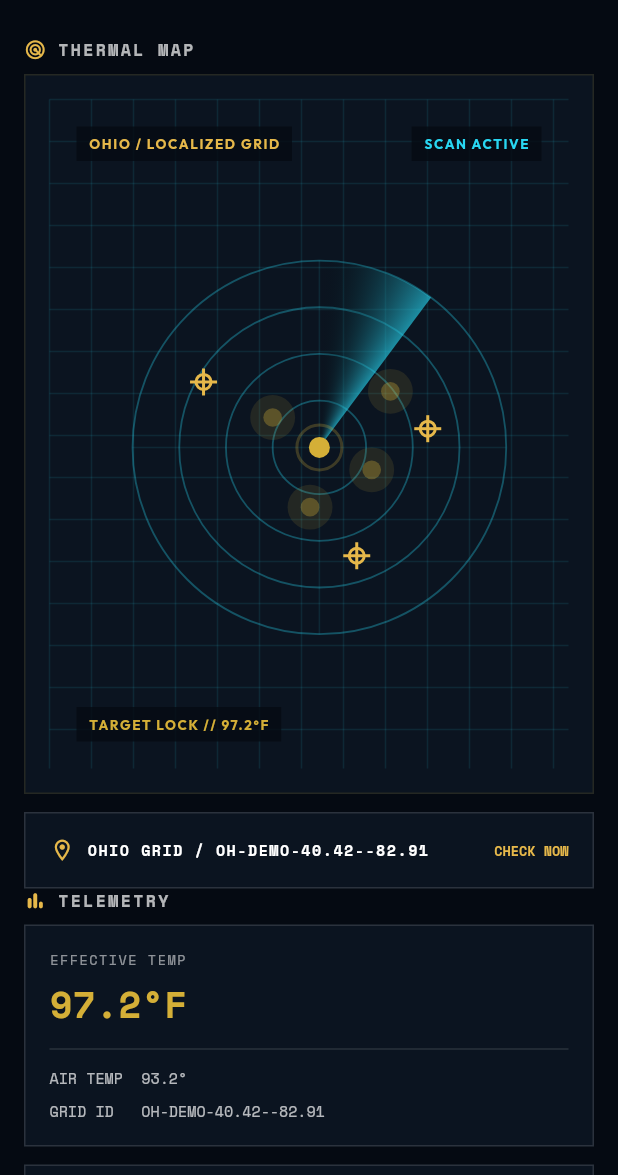
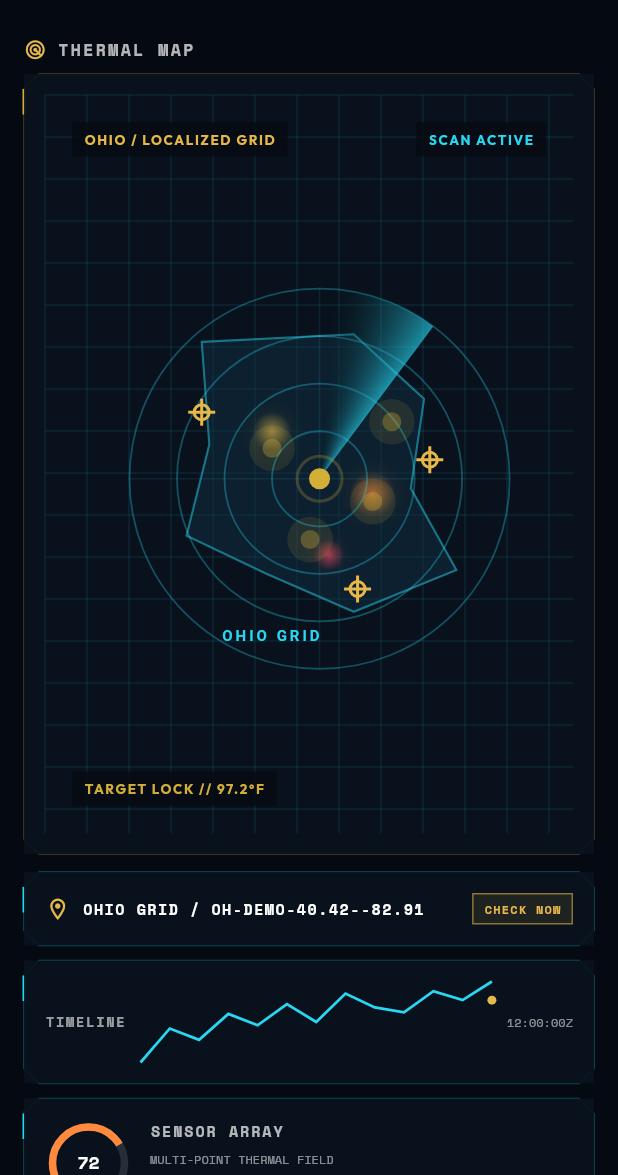
Before and after one commit to raffayabdul9070-dot/webapp, a Flutter app: the screen it shows after launch, after a tap on the "sync" icon, on a phone screen of 412 x 824 dp, the part 61-1236 px from its top. Run offline on Flutter 3.47's test engine with Material 3 defaults, Android fonts, the phone set to English and light mode, and no system bars; our stand-ins replace fl_chart, flutter_dotenv, flutter_local_notifications, google_fonts; network calls fail.

Commit message:
Refine command center dashboard visuals

```diff
--- a/lib/screens/home_screen.dart
+++ b/lib/screens/home_screen.dart
@@ -9,6 +9,7 @@ import '../services/ai_insights_service.dart';
 import '../widgets/alert_history_card.dart';
 import '../widgets/temperature_trend_chart.dart';
 import '../widgets/ai_insights_panel.dart';
+import '../widgets/dashboard_visuals.dart';
 import 'thermal_map.dart';
 
 class HomeScreen extends StatefulWidget {
@@ -292,14 +293,9 @@ class _HomeScreenState extends State<HomeScreen> {
 
   Widget _buildDashboard() {
     final reading = _latestReading;
-    final panel = (Widget child, {Color? accent}) => Container(
-          padding: const EdgeInsets.all(16),
-          decoration: BoxDecoration(
-            color: const Color(0xFF0B1420),
-            border:
-                Border.all(color: (accent ?? Colors.white).withOpacity(.13)),
-          ),
+    final panel = (Widget child, {Color? accent}) => DashboardPanel(
           child: child,
+          accent: accent ?? const Color(0xFF28D7F2),
         );
     TextStyle mono(
             {double size = 12,
@@ -495,6 +491,18 @@ class _HomeScreenState extends State<HomeScreen> {
             signal('UV-LIKE', .78, '10 SIM', const Color(0xFFE6B84A))
           ])),
           const SizedBox(height: 12),
+          panel(Column(crossAxisAlignment: CrossAxisAlignment.start, children: [
+            Text('LOAD PROFILE / SIMULATED',
+                style: mono(size: 9, color: Colors.white60, spacing: 1)),
+            const SizedBox(height: 8),
+            const MiniBars(color: Color(0xFFFF8A3D)),
+            Row(mainAxisAlignment: MainAxisAlignment.spaceBetween, children: [
+              Text('0600', style: mono(size: 8, color: Colors.white38)),
+              Text('1200', style: mono(size: 8, color: Colors.white38)),
+              Text('1800', style: mono(size: 8, color: Colors.white38)),
+            ])
+          ])),
+          const SizedBox(height: 12),
           if (_monitor.readingHistory.isNotEmpty)
             TemperatureTrendChart(history: _monitor.readingHistory)
         ]);
@@ -503,7 +511,7 @@ class _HomeScreenState extends State<HomeScreen> {
           label('THERMAL MAP', Icons.radar),
           const SizedBox(height: 8),
           SizedBox(
-              height: 480,
+              height: 520,
               child: panel(
                   ThermalMap(
                       reading: reading,
@@ -521,11 +529,55 @@ class _HomeScreenState extends State<HomeScreen> {
                     '${AppConfig.targetLocationName.toUpperCase()} GRID / ${reading?.gridId ?? 'AWAITING SIGNAL'}',
                     style:
                         mono(size: 10, weight: FontWeight.w700, spacing: 1))),
-            Text('CHECK NOW',
+            StatusChip(_checking ? 'SCANNING' : 'CHECK NOW',
+                color: const Color(0xFFE6B84A))
+          ])),
+          const SizedBox(height: 10),
+          panel(Row(children: [
+            Text('TIMELINE',
                 style: mono(
                     size: 9,
-                    color: const Color(0xFFE6B84A),
-                    weight: FontWeight.w700))
+                    color: Colors.white60,
+                    weight: FontWeight.w700,
+                    spacing: 1.2)),
+            const SizedBox(width: 10),
+            const Expanded(child: MiniLineChart()),
+            const SizedBox(width: 10),
+            Text('12:00:00Z', style: mono(size: 8, color: Colors.white54)),
+          ])),
+          const SizedBox(height: 10),
+          panel(Row(children: [
+            const MiniGauge(value: .72, color: Color(0xFFFF8A3D)),
+            const SizedBox(width: 12),
+            Expanded(
+                child: Column(
+                    crossAxisAlignment: CrossAxisAlignment.start,
+                    children: [
+                  Text('SENSOR ARRAY',
+                      style: mono(
+                          size: 10,
+                          color: Colors.white70,
+                          weight: FontWeight.w800,
+                          spacing: 1.3)),
+                  const SizedBox(height: 6),
+                  Text('MULTI-POINT THERMAL FIELD',
+                      style: mono(size: 8, color: Colors.white54)),
+                  const SizedBox(height: 7),
+                  Row(children: [
+                    const SignalBars(active: 4),
+                    const SizedBox(width: 8),
+                    Text('04 / 05 ONLINE',
+                        style: mono(size: 8, color: const Color(0xFF28D7F2)))
+                  ])
+                ])),
+          ])),
+          const SizedBox(height: 10),
+          panel(
+              Row(mainAxisAlignment: MainAxisAlignment.spaceBetween, children: [
+            StatusChip(_severity.label.toUpperCase(), color: _severityColor),
+            const StatusChip('SIMULATED', color: Color(0xFFE6B84A)),
+            Text('NORMAL  /  WATCH  /  WARNING',
+                style: mono(size: 7, color: Colors.white54, spacing: .4)),
           ]))
         ]);
     return Scaffold(
--- a/lib/screens/thermal_map.dart
+++ b/lib/screens/thermal_map.dart
@@ -81,6 +81,43 @@ class _MapPainter extends CustomPainter {
       canvas.drawLine(Offset(x, 0), Offset(x, size.height), grid);
     for (var y = 0.0; y <= size.height; y += 28)
       canvas.drawLine(Offset(0, y), Offset(size.width, y), grid);
+    final region = Path()
+      ..moveTo(center.dx - radius * .62, center.dy - radius * .72)
+      ..lineTo(center.dx + radius * .18, center.dy - radius * .76)
+      ..lineTo(center.dx + radius * .55, center.dy - radius * .42)
+      ..lineTo(center.dx + radius * .48, center.dy + radius * .05)
+      ..lineTo(center.dx + radius * .72, center.dy + radius * .48)
+      ..lineTo(center.dx + radius * .18, center.dy + radius * .7)
+      ..lineTo(center.dx - radius * .28, center.dy + radius * .5)
+      ..lineTo(center.dx - radius * .7, center.dy + radius * .3)
+      ..lineTo(center.dx - radius * .58, center.dy - radius * .18)
+      ..close();
+    canvas.drawPath(
+        region, Paint()..color = const Color(0xFF113044).withOpacity(.48));
+    canvas.drawPath(
+        region,
+        Paint()
+          ..color = const Color(0xFF28D7F2).withOpacity(.48)
+          ..style = PaintingStyle.stroke
+          ..strokeWidth = 1.4);
+    for (final zone in [
+      (Offset(-.25, -.25), .2, const Color(0xFFE6B84A)),
+      (Offset(.28, .08), .24, const Color(0xFFFF8A3D)),
+      (Offset(.05, .4), .16, const Color(0xFFFF4D5E)),
+    ]) {
+      final zoneCenter =
+          center + Offset(zone.$1.dx * radius, zone.$1.dy * radius);
+      canvas.drawCircle(
+          zoneCenter,
+          radius * zone.$2,
+          Paint()
+            ..shader = RadialGradient(colors: [
+              zone.$3.withOpacity(.62),
+              zone.$3.withOpacity(.04),
+              Colors.transparent
+            ]).createShader(
+                Rect.fromCircle(center: zoneCenter, radius: radius * zone.$2)));
+    }
     final rings = Paint()
       ..style = PaintingStyle.stroke
       ..strokeWidth = 1.2
@@ -138,6 +175,18 @@ class _MapPainter extends CustomPainter {
           ..color = severityColor.withOpacity(.25)
           ..style = PaintingStyle.stroke
           ..strokeWidth = 2);
+    final label = TextPainter(
+        text: const TextSpan(
+            text: 'OHIO GRID',
+            style: TextStyle(
+                color: Color(0xFF28D7F2),
+                fontSize: 10,
+                letterSpacing: 2,
+                fontWeight: FontWeight.w700)),
+        textDirection: TextDirection.ltr)
+      ..layout();
+    label.paint(
+        canvas, Offset(center.dx - radius * .52, center.dy + radius * .78));
   }
 
   @override
--- /dev/null
+++ b/lib/widgets/dashboard_visuals.dart
@@ -0,0 +1,246 @@
+import 'dart:math' as math;
+import 'package:flutter/material.dart';
+import 'package:google_fonts/google_fonts.dart';
+
+const _cyan = Color(0xFF28D7F2);
+const _gold = Color(0xFFE6B84A);
+
+class DashboardPanel extends StatelessWidget {
+  final Widget child;
+  final Color accent;
+  final EdgeInsets padding;
+  const DashboardPanel(
+      {super.key,
+      required this.child,
+      this.accent = _cyan,
+      this.padding = const EdgeInsets.all(14)});
+  @override
+  Widget build(BuildContext context) => CustomPaint(
+        painter: _PanelFramePainter(accent),
+        child: Container(
+            padding: padding,
+            decoration: const BoxDecoration(color: Color(0xE608121D)),
+            child: child),
+      );
+}
+
+class DashboardLabel extends StatelessWidget {
+  final String text;
+  final IconData icon;
+  const DashboardLabel(this.text, this.icon, {super.key});
+  @override
+  Widget build(BuildContext context) => Row(children: [
+        Icon(icon, size: 14, color: _gold),
+        const SizedBox(width: 7),
+        Text(text,
+            style: GoogleFonts.spaceMono(
+                fontSize: 10,
+                fontWeight: FontWeight.w700,
+                letterSpacing: 1.5,
+                color: Colors.white70)),
+      ]);
+}
+
+class MiniLineChart extends StatelessWidget {
+  final Color color;
+  const MiniLineChart({super.key, this.color = _cyan});
+  @override
+  Widget build(BuildContext context) =>
+      SizedBox(height: 54, child: CustomPaint(painter: _LinePainter(color)));
+}
+
+class MiniBars extends StatelessWidget {
+  final Color color;
+  const MiniBars({super.key, this.color = _gold});
+  @override
+  Widget build(BuildContext context) =>
+      SizedBox(height: 48, child: CustomPaint(painter: _BarsPainter(color)));
+}
+
+class MiniGauge extends StatelessWidget {
+  final double value;
+  final Color color;
+  const MiniGauge({super.key, required this.value, this.color = _gold});
+  @override
+  Widget build(BuildContext context) => SizedBox(
+      width: 58,
+      height: 58,
+      child: CustomPaint(painter: _GaugePainter(value.clamp(0, 1), color)));
+}
+
+class SignalBars extends StatelessWidget {
+  final int active;
+  final Color color;
+  const SignalBars({super.key, required this.active, this.color = _cyan});
+  @override
+  Widget build(BuildContext context) => Row(
+      crossAxisAlignment: CrossAxisAlignment.end,
+      children: List.generate(
+          5,
+          (index) => Container(
+              width: 4,
+              height: 7.0 + index * 3,
+              margin: const EdgeInsets.only(left: 2),
+              color: index < active ? color : Colors.white12)));
+}
+
+class StatusChip extends StatelessWidget {
+  final String text;
+  final Color color;
+  const StatusChip(this.text, {super.key, this.color = _cyan});
+  @override
+  Widget build(BuildContext context) => Container(
+      padding: const EdgeInsets.symmetric(horizontal: 7, vertical: 4),
+      decoration: BoxDecoration(
+          color: color.withValues(alpha: .1),
+          border: Border.all(color: color.withValues(alpha: .55))),
+      child: Text(text,
+          style: GoogleFonts.spaceMono(
+              fontSize: 8,
+              fontWeight: FontWeight.w700,
+              color: color,
+              letterSpacing: .8)));
+}
+
+class _PanelFramePainter extends CustomPainter {
+  final Color color;
+  _PanelFramePainter(this.color);
+  @override
+  void paint(Canvas canvas, Size size) {
+    final path = Path()
+      ..moveTo(0, 10)
+      ..lineTo(10, 0)
+      ..lineTo(size.width - 10, 0)
+      ..lineTo(size.width, 10)
+      ..lineTo(size.width, size.height - 10)
+      ..lineTo(size.width - 10, size.height)
+      ..lineTo(10, size.height)
+      ..lineTo(0, size.height - 10)
+      ..close();
+    canvas.drawPath(
+        path,
+        Paint()
+          ..color = color.withValues(alpha: .34)
+          ..style = PaintingStyle.stroke
+          ..strokeWidth = 1);
+    canvas.drawLine(
+        const Offset(0, 10),
+        const Offset(0, 27),
+        Paint()
+          ..color = color
+          ..strokeWidth = 2);
+  }
+
+  @override
+  bool shouldRepaint(covariant _PanelFramePainter oldDelegate) =>
+      oldDelegate.color != color;
+}
+
+class _LinePainter extends CustomPainter {
+  final Color color;
+  _LinePainter(this.color);
+  @override
+  void paint(Canvas canvas, Size size) {
+    const values = [
+      0.0,
+      .42,
+      .28,
+      .6,
+      .46,
+      .72,
+      .5,
+      .85,
+      .68,
+      .62,
+      .88,
+      .77,
+      1.0
+    ];
+    final path = Path();
+    for (var i = 0; i < values.length; i++) {
+      final point = Offset(
+          size.width * i / (values.length - 1), size.height * (1 - values[i]));
+      i == 0
+          ? path.moveTo(point.dx, point.dy)
+          : path.lineTo(point.dx, point.dy);
+    }
+    canvas.drawPath(
+        path,
+        Paint()
+          ..color = color
+          ..style = PaintingStyle.stroke
+          ..strokeWidth = 1.8);
+    canvas.drawCircle(
+        Offset(size.width, size.height * .23), 3, Paint()..color = _gold);
+  }
+
+  @override
+  bool shouldRepaint(covariant _LinePainter oldDelegate) =>
+      oldDelegate.color != color;
+}
+
+class _BarsPainter extends CustomPainter {
+  final Color color;
+  _BarsPainter(this.color);
+  @override
+  void paint(Canvas canvas, Size size) {
+    const values = [.35, .55, .42, .78, .66, .92, .7, .84, .58, .76];
+    final paint = Paint()..color = color.withValues(alpha: .82);
+    for (var i = 0; i < values.length; i++) {
+      canvas.drawRect(
+          Rect.fromLTWH(
+              i * size.width / values.length + 2,
+              size.height * (1 - values[i]),
+              size.width / values.length - 4,
+              size.height * values[i]),
+          paint);
+    }
+  }
+
+  @override
+  bool shouldRepaint(covariant _BarsPainter oldDelegate) =>
+      oldDelegate.color != color;
+}
+
+class _GaugePainter extends CustomPainter {
+  final double value;
+  final Color color;
+  _GaugePainter(this.value, this.color);
+  @override
+  void paint(Canvas canvas, Size size) {
+    final center = Offset(size.width / 2, size.height / 2);
+    final rect = Rect.fromCircle(center: center, radius: size.width / 2 - 5);
+    canvas.drawArc(
+        rect,
+        math.pi * .75,
+        math.pi * 1.5,
+        false,
+        Paint()
+          ..color = Colors.white12
+          ..style = PaintingStyle.stroke
+          ..strokeWidth = 5);
+    canvas.drawArc(
+        rect,
+        math.pi * .75,
+        math.pi * 1.5 * value,
+        false,
+        Paint()
+          ..color = color
+          ..style = PaintingStyle.stroke
+          ..strokeWidth = 5);
+    final label = TextPainter(
+        text: TextSpan(
+            text: '${(value * 100).round()}',
+            style: GoogleFonts.spaceMono(
+                fontSize: 12,
+                color: Colors.white,
+                fontWeight: FontWeight.w700)),
+        textDirection: TextDirection.ltr)
+      ..layout();
+    label.paint(canvas, center - Offset(label.width / 2, label.height / 2));
+  }
+
+  @override
+  bool shouldRepaint(covariant _GaugePainter oldDelegate) =>
+      oldDelegate.value != value || oldDelegate.color != color;
+}
```
